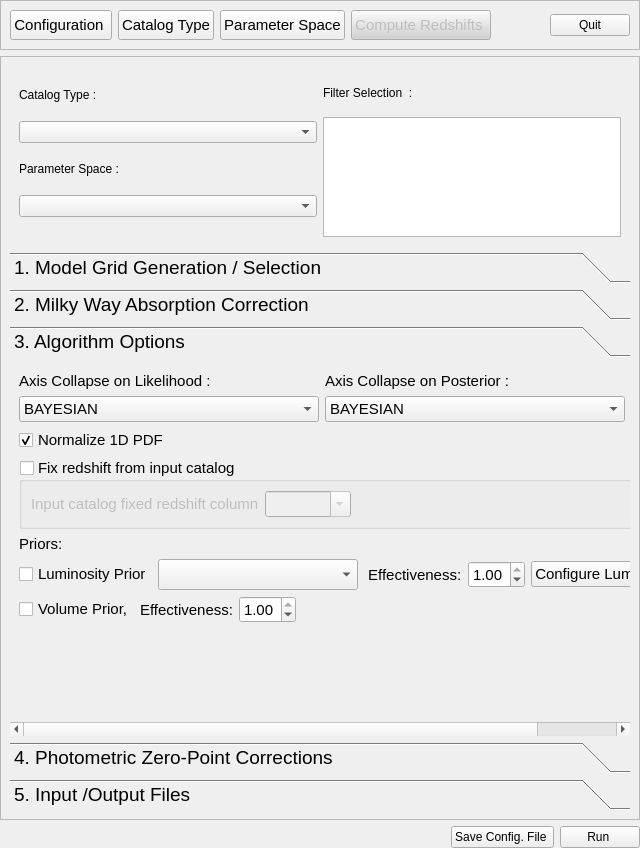
Above: PhzQtUI/auxdir/PhzQtUI/FormAnalysis.ui from astrorama/Phosphoros before the change. Below: the same form after it.
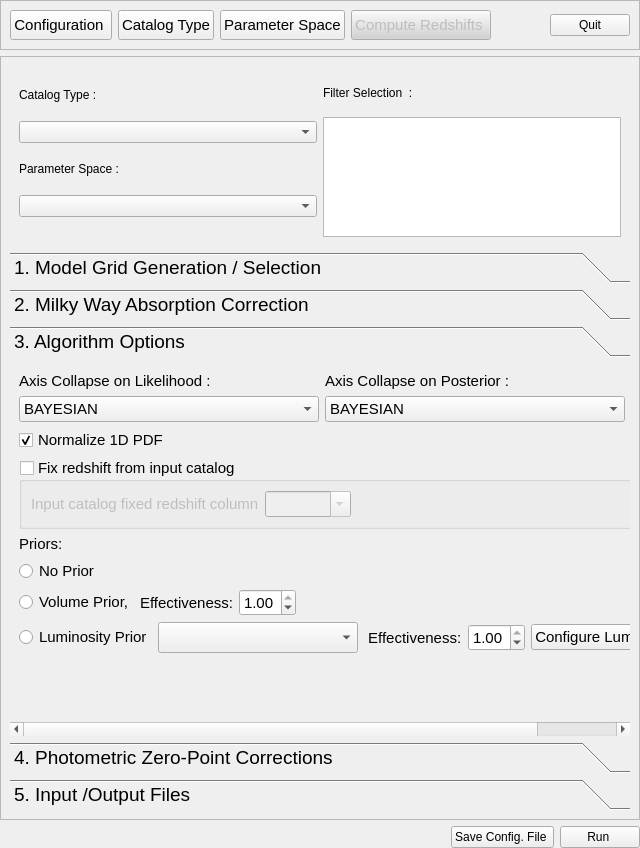
That is the form after the change. The open tabs and pages were chosen to show the change.

Commit message: made the luminosity and the volume prior exclusive

What changed in the file:
```diff
--- a/PhzQtUI/auxdir/PhzQtUI/FormAnalysis.ui
+++ b/PhzQtUI/auxdir/PhzQtUI/FormAnalysis.ui
@@ -619,7 +619,7 @@
             <x>0</x>
             <y>0</y>
             <width>725</width>
-            <height>297</height>
+            <height>345</height>
            </rect>
           </property>
           <attribute name="label">
@@ -820,10 +820,81 @@
              </property>
             </widget>
            </item>
+           <item>
+            <widget class="QRadioButton" name="rb_noPrior">
+             <property name="font">
+              <font>
+               <pointsize>11</pointsize>
+              </font>
+             </property>
+             <property name="text">
+              <string>No Prior</string>
+             </property>
+            </widget>
+           </item>
+           <item>
+            <layout class="QHBoxLayout" name="horizontalLayout_10">
+             <item>
+              <widget class="QRadioButton" name="rb_volumePrior">
+               <property name="font">
+                <font>
+                 <pointsize>11</pointsize>
+                </font>
+               </property>
+               <property name="text">
+                <string>Volume Prior,</string>
+               </property>
+              </widget>
+             </item>
+             <item>
+              <widget class="QLabel" name="label_8">
+               <property name="font">
+                <font>
+                 <pointsize>11</pointsize>
+                </font>
+               </property>
+               <property name="text">
+                <string>Effectiveness:</string>
+               </property>
+              </widget>
+             </item>
+             <item>
+              <widget class="QDoubleSpinBox" name="dsp_eff_vol">
+               <property name="font">
+                <font>
+                 <pointsize>11</pointsize>
+                </font>
+               </property>
+               <property name="maximum">
+                <double>1.000000000000000</double>
+               </property>
+               <property name="singleStep">
+                <double>0.100000000000000</double>
+               </property>
+               <property name="value">
+                <double>1.000000000000000</double>
+               </property>
+              </widget>
+             </item>
+             <item>
+              <spacer name="horizontalSpacer_9">
+               <property name="orientation">
+                <enum>Qt::Horizontal</enum>
+               </property>
+               <property name="sizeHint" stdset="0">
+                <size>
+                 <width>40</width>
+                 <height>20</height>
+                </size>
+               </property>
+              </spacer>
+             </item>
+            </layout>
+           </item>
            <item>
             <layout class="QHBoxLayout" name="horizontalLayout_5">
              <item>
-              <widget class="QCheckBox" name="cb_luminosityPrior">
+              <widget class="QRadioButton" name="rb_luminosityPrior">
                <property name="font">
                 <font>
                  <pointsize>11</pointsize>
@@ -904,65 +975,6 @@
              </item>
             </layout>
            </item>
-           <item>
-            <layout class="QHBoxLayout" name="horizontalLayout_10">
-             <item>
-              <widget class="QCheckBox" name="cb_volumePrior">
-               <property name="font">
-                <font>
-                 <pointsize>11</pointsize>
-                </font>
-               </property>
-               <property name="text">
-                <string>Volume Prior,</string>
-               </property>
-              </widget>
-             </item>
-             <item>
-              <widget class="QLabel" name="label_8">
-               <property name="font">
-                <font>
-                 <pointsize>11</pointsize>
-                </font>
-               </property>
-               <property name="text">
-                <string>Effectiveness:</string>
-               </property>
-              </widget>
-             </item>
-             <item>
-              <widget class="QDoubleSpinBox" name="dsp_eff_vol">
-               <property name="font">
-                <font>
-                 <pointsize>11</pointsize>
-                </font>
-               </property>
-               <property name="maximum">
-                <double>1.000000000000000</double>
-               </property>
-               <property name="singleStep">
-                <double>0.100000000000000</double>
-               </property>
-               <property name="value">
-                <double>1.000000000000000</double>
-               </property>
-              </widget>
-             </item>
-             <item>
-              <spacer name="horizontalSpacer_9">
-               <property name="orientation">
-                <enum>Qt::Horizontal</enum>
-               </property>
-               <property name="sizeHint" stdset="0">
-                <size>
-                 <width>40</width>
-                 <height>20</height>
-                </size>
-               </property>
-              </spacer>
-             </item>
-            </layout>
-           </item>
            <item>
             <spacer name="verticalSpacer_3">
              <property name="orientation">
```
Left out of the diff: 10 changed lines with no effect on the pictures. The commit also changes 2 other files.
